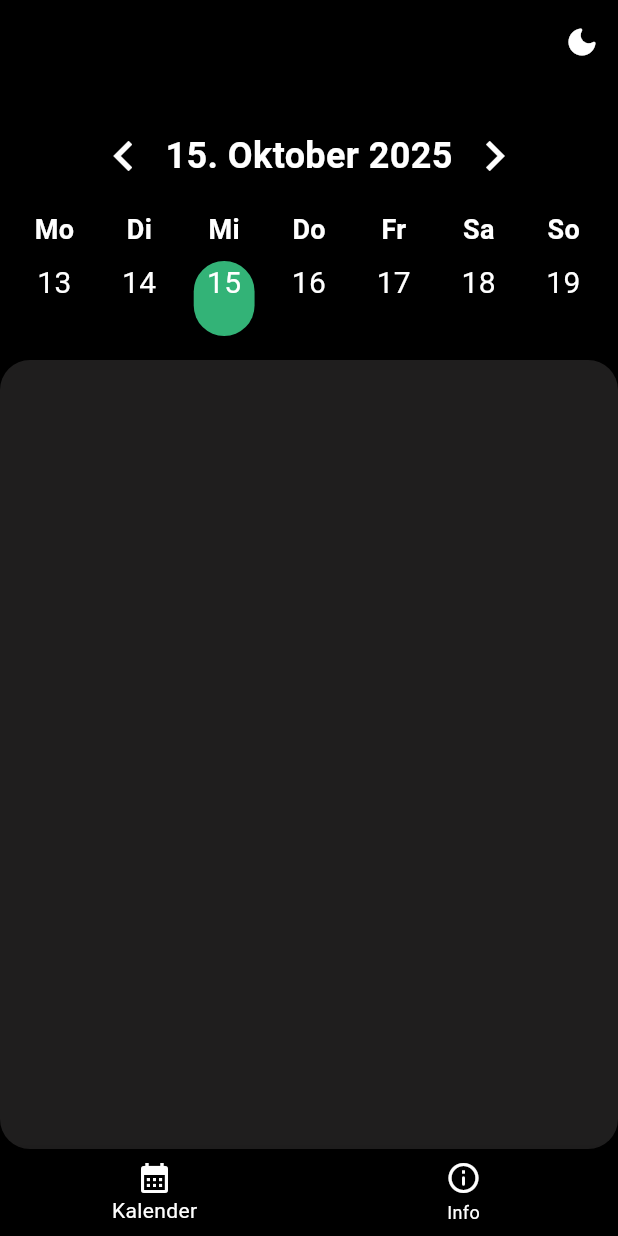
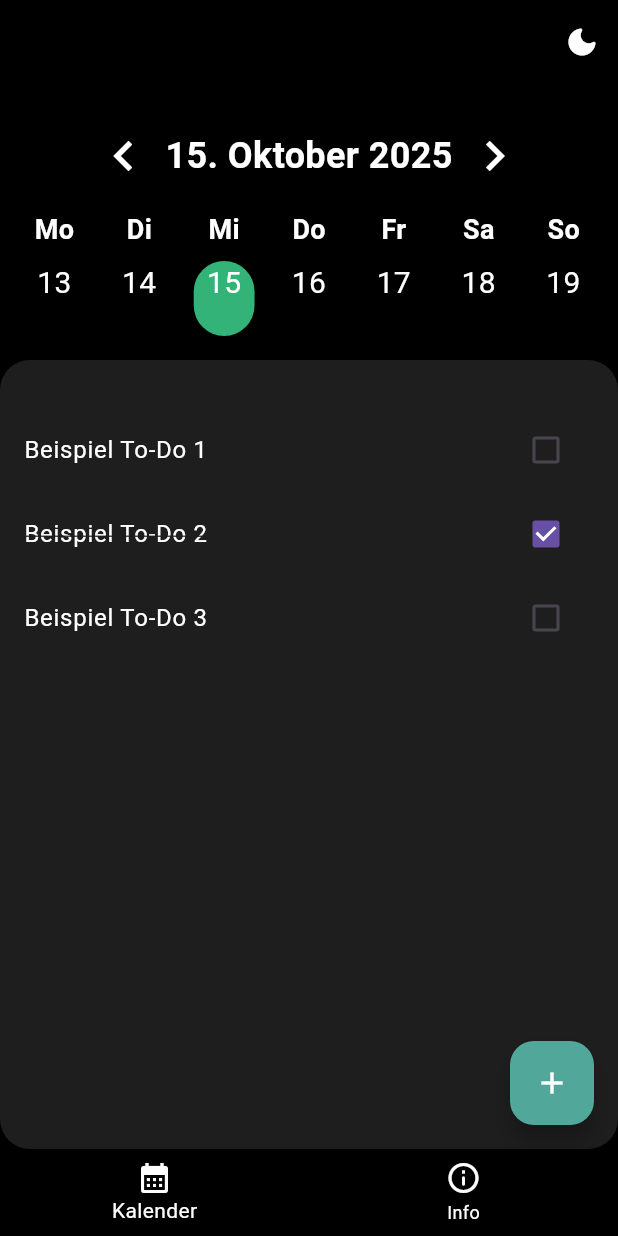
Before and after one commit to MelissaHartung/Kalender_flutter, a Flutter app: the screen it shows after launch, on a phone screen of 412 x 824 dp. Run offline on Flutter 3.47's test engine with Material 3 defaults, Android fonts, the phone set to English and light mode, and no system bars.

Commit message:
add to do screen and todo file

```diff
--- a/flutter_kalender/lib/Kalender.dart
+++ b/flutter_kalender/lib/Kalender.dart
@@ -1,6 +1,7 @@
 import 'package:flutter/material.dart';
 import 'package:flutter_kalender/functions/headline.dart';
 import 'package:flutter_kalender/functions/calender_table.dart';
+import 'package:flutter_kalender/functions/to_do.dart';
 
 class Kalender extends StatefulWidget {
   final DateTime selectedDate;
@@ -23,6 +24,11 @@ class Kalender extends StatefulWidget {
 
 class _KalenderState extends State<Kalender> {
   var isDarkmode = false;
+List <ToDo> todos = [
+  ToDo(title: 'Beispiel To-Do 1'),
+  ToDo(title: 'Beispiel To-Do 2', isDone: true),
+  ToDo(title: 'Beispiel To-Do 3'),
+];
   @override
   Widget build(BuildContext context) {
     return Scaffold(
@@ -71,6 +77,31 @@ class _KalenderState extends State<Kalender> {
                 width: double
                     .infinity, // Sorgt dafür, dass der Container die volle Breite einnimmt
                 child: ListView(
+                  children: [
+                    Padding(
+                      padding: const EdgeInsets.all(16.0),
+
+                    ),
+                    ...todos.map((todo) => ListTile(
+                          title: Text(
+                            todo.title,
+                            style: TextStyle(
+                              color: Colors.white,
+                              decoration: todo.isDone
+                                  ? TextDecoration.lineThrough
+                                  : TextDecoration.none,
+                            ),
+                          ),
+                          trailing: Checkbox(
+                            value: todo.isDone,
+                            onChanged: (value) {
+                              setState(() {
+                                todo.toggleDone();
+                              });
+                            },
+                          ),
+                        )),
+                  ],
                   // Hier kommen später deine To-Dos rein
                 ),
               ),
@@ -100,14 +131,21 @@ class _KalenderState extends State<Kalender> {
           ),
         ],
 
-        // floatingActionButton: FloatingActionButton(
-        //   onPressed: () {
-        //     setState(() {
-        //       widget.selectedDate = DateTime.now();
-        //     });
-        //   },
-        // ),
       ),
+        floatingActionButton: FloatingActionButton(
+          backgroundColor: const Color.fromARGB(255, 81, 168, 154),
+          child: Icon(Icons.add, color: Colors.white),
+          onPressed: () {
+            Navigator.pushNamed(context, '/add_todo_page').then((newTodo) {
+              if (newTodo != null && newTodo is ToDo) {
+                setState(() {
+                  todos.add(newTodo);
+                });
+              }
+            }
+            );
+          },
+        ),
     );
   }
 }
--- /dev/null
+++ b/flutter_kalender/lib/functions/to_do.dart
@@ -0,0 +1,23 @@
+import 'package:flutter/material.dart';
+
+class ToDo {
+  String title;
+  bool isDone;
+  TimeOfDay? starttime;
+  Duration? duration;
+
+  ToDo({required this.title, this.isDone = false, this.starttime, this.duration});
+
+  void toggleDone() {
+    isDone = !isDone;
+  }
+
+  Map<String, dynamic> toMap() {
+    return {
+      'title': title,
+      'isDone': isDone,
+      'starttime': starttime != null ? {'hour': starttime!.hour, 'minute': starttime!.minute} : null,
+      'duration': duration?.inMinutes,
+    };
+  }
+}
--- a/flutter_kalender/lib/information_page.dart
+++ b/flutter_kalender/lib/information_page.dart
@@ -1,5 +1,4 @@
 import 'package:flutter/material.dart';
-import 'package:flutter_kalender/notizen.dart';
 import 'functions/headline.dart';
 import 'functions/history_dates.dart';
 import 'functions/infotext.dart';
--- a/flutter_kalender/lib/main.dart
+++ b/flutter_kalender/lib/main.dart
@@ -1,8 +1,9 @@
 import 'package:flutter/material.dart';
+import 'package:flutter_kalender/functions/add_todo_page.dart';
 import 'Kalender.dart';
 import 'package:intl/date_symbol_data_local.dart';
 import 'information_page.dart';
-import 'notizen.dart';
+import 'package:flutter_kalender/functions/to_do.dart';
 
 void main() async {
   WidgetsFlutterBinding.ensureInitialized();
@@ -58,13 +59,14 @@ class _MyAppState extends State<MyApp> {
         updateText: _updateText,
       )),
       routes: {
+        '/add_todo_page': (context) => AddTodoPage(
+        ),
         '/information_page': (context) => InformationPage(
           selectedDate: _selectedDate,
           infoText: infoText,
           previousMonth: _previousWeek,
           nextMonth: _nextWeek,
         ),
-        '/notizen': (context) => const Notizen(),
       },
     );
   }
```
Also changed, not shown: flutter_kalender/lib/functions/add_todo_page.dart (added, +140 -0 lines), flutter_kalender/lib/notizen.dart (deleted, +0 -25 lines).
